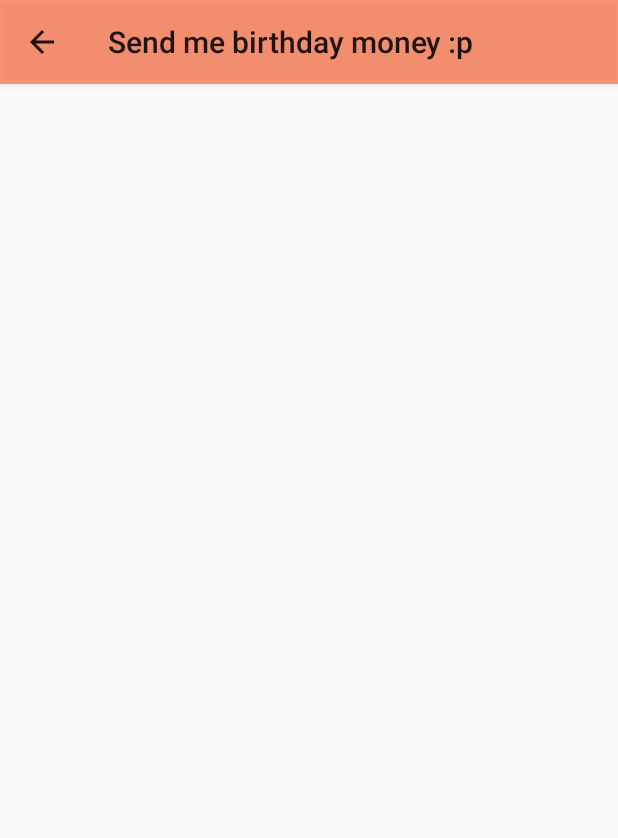
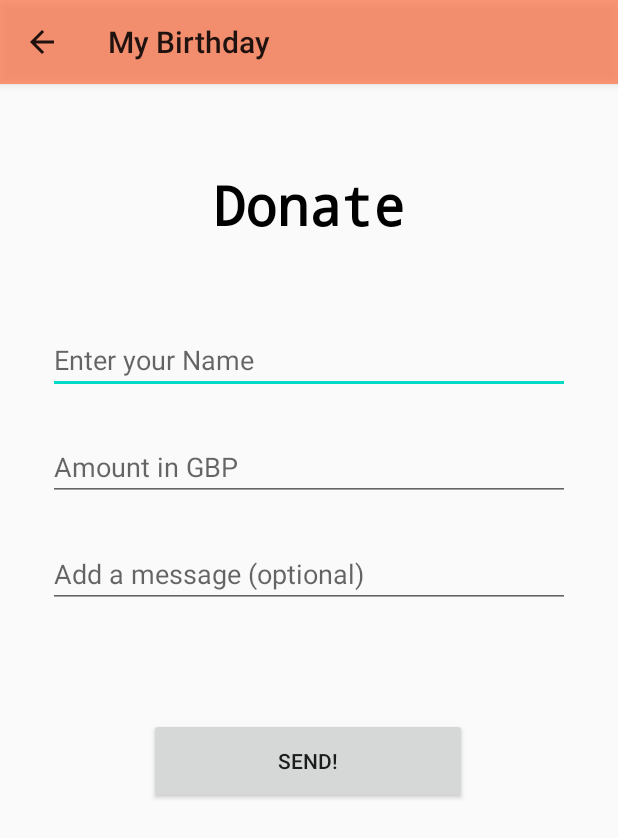
Before and after one commit to Haroon01/BirthdayApp, an Android app: the DonateActivity screen opened directly, with no data from a screen before it, on a phone screen of 412 x 824 dp. Shown: the top 838 px of the screen. Run offline under Robolectric (Android 15) with nearby library versions, the phone set to English and light mode, and no system bars.

Commit message:
completed donate screen

```diff
--- a/app/src/main/java/com/haroon/mybirthday/DonateActivity.java
+++ b/app/src/main/java/com/haroon/mybirthday/DonateActivity.java
@@ -3,6 +3,16 @@ package com.haroon.mybirthday;
 import androidx.appcompat.app.AppCompatActivity;
 
 import android.os.Bundle;
+import android.os.strictmode.WebViewMethodCalledOnWrongThreadViolation;
+import android.util.Log;
+import android.view.View;
+import android.widget.Button;
+import android.widget.TextView;
+import android.widget.Toast;
+
+import com.google.android.gms.common.util.JsonUtils;
+
+import java.util.concurrent.TimeUnit;
 
 import java.util.Objects;
 
@@ -14,6 +24,40 @@ public class DonateActivity extends AppCompatActivity {
         setTheme(R.style.AppTheme_ActionBar);
         setContentView(R.layout.activity_donate);
         Objects.requireNonNull(getSupportActionBar()).setDisplayHomeAsUpEnabled(true);
-        setTitle(R.string.btn_donate);
+
+        Button btnDonate = findViewById(R.id.btnDonate);
+        final TextView txtName = findViewById(R.id.txtDonateName);
+        final TextView txtAmnt = findViewById(R.id.txtdonateAmt);
+        final TextView txtMsg = findViewById(R.id.txtdonatemsg);
+
+
+        btnDonate.setOnClickListener(new View.OnClickListener() {
+            @Override
+            public void onClick(View v) {
+                String name = txtName.getText().toString();
+                String amnt = txtAmnt.getText().toString();
+                String msg = txtMsg.getText().toString();
+
+                if(name.isEmpty() || amnt.isEmpty()){
+                    toast("Please enter a name and amount");
+                }
+                else{
+                    toast("Sending...");
+
+                    txtName.setText("");
+                    txtMsg.setText("");
+                    txtAmnt.setText("");
+
+                    toast("Successful! Thank you!!");
+                }
+
+            }
+        });
+
+
+    }
+
+    private void toast(String text){
+        Toast.makeText(getApplicationContext(),text, Toast.LENGTH_LONG).show();
     }
 }
--- a/app/src/main/res/layout/activity_contact.xml
+++ b/app/src/main/res/layout/activity_contact.xml
@@ -9,8 +9,8 @@
     <TextView
         android:id="@+id/lblContact"
         android:layout_width="0dp"
-        android:layout_height="wrap_content"
-        android:layout_marginTop="100dp"
+        android:layout_height="49dp"
+        android:layout_marginTop="112dp"
         android:fontFamily="monospace"
         android:text="@string/lbl_contact"
         android:textAlignment="center"
@@ -19,7 +19,7 @@
         android:textSize="36sp"
         android:textStyle="bold"
         app:layout_constraintEnd_toEndOf="parent"
-        app:layout_constraintHorizontal_bias="0.0"
+        app:layout_constraintHorizontal_bias="1.0"
         app:layout_constraintStart_toStartOf="parent"
         app:layout_constraintTop_toTopOf="parent" />
 
@@ -28,17 +28,16 @@
         android:layout_width="59dp"
         android:layout_height="19dp"
         android:layout_marginStart="16dp"
-        android:layout_marginTop="40dp"
         android:text="@string/lbl_mobile"
         app:layout_constraintStart_toStartOf="parent"
-        app:layout_constraintTop_toBottomOf="@+id/lblContact" />
+        app:layout_constraintTop_toTopOf="@+id/textView4" />
 
     <TextView
         android:id="@+id/textView4"
         android:layout_width="0dp"
         android:layout_height="wrap_content"
         android:layout_marginStart="8dp"
-        android:layout_marginTop="40dp"
+        android:layout_marginTop="70dp"
         android:layout_marginEnd="130dp"
         android:text="@string/mobileNo"
         app:layout_constraintEnd_toEndOf="parent"
@@ -70,13 +69,12 @@
         android:id="@+id/btnCall"
         android:layout_width="0dp"
         android:layout_height="50dp"
-        android:layout_marginTop="23dp"
         android:layout_marginEnd="8dp"
         android:text="@string/btn_callme"
         app:layout_constraintEnd_toEndOf="parent"
-        app:layout_constraintHorizontal_bias="0.766"
+        app:layout_constraintHorizontal_bias="1.0"
         app:layout_constraintStart_toEndOf="@+id/textView6"
-        app:layout_constraintTop_toBottomOf="@+id/lblContact" />
+        app:layout_constraintTop_toTopOf="@+id/textView4" />
 
     <Button
         android:id="@+id/btnEmail"
--- a/app/src/main/res/layout/activity_donate.xml
+++ b/app/src/main/res/layout/activity_donate.xml
@@ -6,4 +6,78 @@
     android:layout_height="match_parent"
     tools:context=".DonateActivity">
 
+    <TextView
+        android:id="@+id/textView9"
+        android:layout_width="0dp"
+        android:layout_height="49dp"
+        android:layout_marginTop="112dp"
+        android:text="@string/lbl_donate"
+        android:textAlignment="center"
+        android:textAppearance="@style/title"
+        app:layout_constraintEnd_toEndOf="parent"
+        app:layout_constraintHorizontal_bias="0.0"
+        app:layout_constraintStart_toStartOf="parent"
+        app:layout_constraintTop_toTopOf="parent" />
+
+    <EditText
+        android:id="@+id/txtDonateName"
+        android:layout_width="0dp"
+        android:layout_height="45dp"
+        android:layout_marginStart="32dp"
+        android:layout_marginTop="56dp"
+        android:layout_marginEnd="32dp"
+        android:autofillHints="name"
+        android:ems="10"
+        android:hint="@string/txtEnterName"
+        android:inputType="textPersonName"
+        app:layout_constraintEnd_toEndOf="parent"
+        app:layout_constraintStart_toStartOf="parent"
+        app:layout_constraintTop_toBottomOf="@+id/textView9" />
+
+    <EditText
+        android:id="@+id/txtdonateAmt"
+        android:layout_width="0dp"
+        android:layout_height="wrap_content"
+        android:layout_marginStart="32dp"
+        android:layout_marginTop="26dp"
+        android:layout_marginEnd="32dp"
+        android:autofillHints="amount"
+        android:ems="10"
+        android:hint="@string/lbl_bdaymoney"
+        android:inputType="numberDecimal"
+        app:layout_constraintEnd_toEndOf="parent"
+        app:layout_constraintStart_toStartOf="parent"
+        app:layout_constraintTop_toBottomOf="@+id/txtDonateName" />
+
+    <EditText
+        android:id="@+id/txtdonatemsg"
+        android:layout_width="0dp"
+        android:layout_height="wrap_content"
+        android:layout_marginStart="32dp"
+        android:layout_marginTop="26dp"
+        android:layout_marginEnd="32dp"
+        android:autofillHints="message"
+        android:ems="10"
+        android:gravity="start|top"
+        android:hint="@string/lbl_donatemsg"
+        android:inputType="textMultiLine"
+        app:layout_constraintEnd_toEndOf="parent"
+        app:layout_constraintStart_toStartOf="parent"
+        app:layout_constraintTop_toBottomOf="@+id/txtdonateAmt" />
+
+    <Button
+        android:id="@+id/btnDonate"
+        android:layout_width="212dp"
+        android:layout_height="57dp"
+        android:layout_marginStart="24dp"
+        android:layout_marginTop="24dp"
+        android:layout_marginEnd="24dp"
+        android:text="@string/btnDonate"
+        app:layout_constraintBottom_toBottomOf="parent"
+        app:layout_constraintEnd_toEndOf="parent"
+        app:layout_constraintHorizontal_bias="0.496"
+        app:layout_constraintStart_toStartOf="parent"
+        app:layout_constraintTop_toBottomOf="@+id/txtdonatemsg"
+        app:layout_constraintVertical_bias="0.146" />
+
 </androidx.constraintlayout.widget.ConstraintLayout>
--- a/app/src/main/res/values/strings.xml
+++ b/app/src/main/res/values/strings.xml
@@ -20,5 +20,9 @@
     <string name="btn_textme">Text Me!</string>
     <string name="lbl_psst">psst.. I will be more likely to see a text message over an email!</string>
     <string name="txtEnterName">Enter your Name</string>
+    <string name="lbl_donate">Donate</string>
+    <string name="lbl_bdaymoney">Amount in GBP</string>
+    <string name="lbl_donatemsg">Add a message (optional)</string>
+    <string name="btnDonate">Send!</string>
 
 </resources>
--- a/app/src/main/res/values/styles.xml
+++ b/app/src/main/res/values/styles.xml
@@ -46,6 +46,8 @@
         <item name="android:textStyle">bold</item>
         <item name="android:textAlignment">center</item>
         <item name="android:color">#CD392E</item>
+        <item name="layout_constraintBottom_toBottomOf">parent</item>
+        <item name="layout_constraintEnd_toEndOf">parent</item>
     </style>
 
 
```
